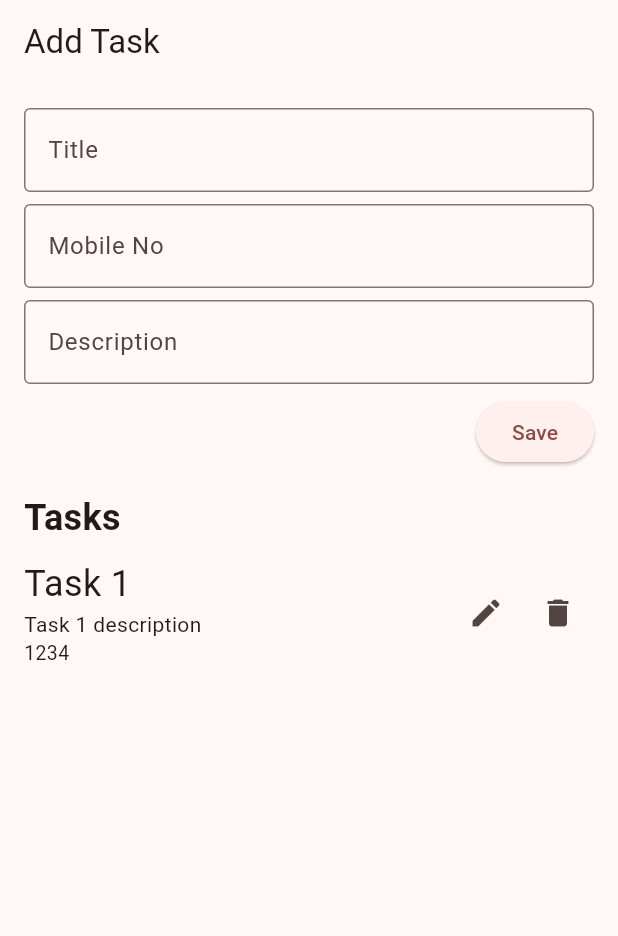
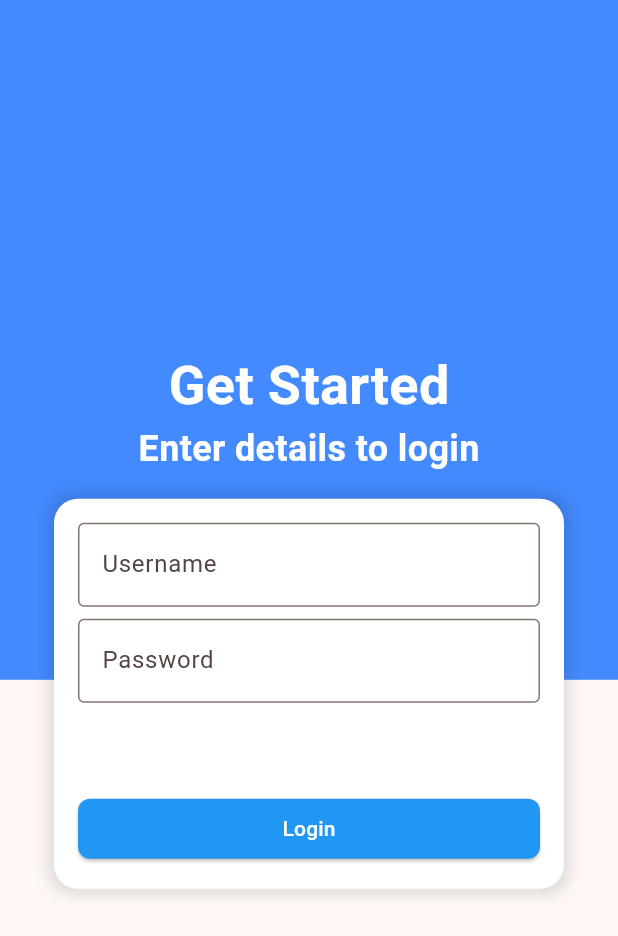
Before and after one commit to Sarrada/statefulwidget, a Flutter app: the screen it shows after launch, on a phone screen of 412 x 824 dp. Shown: the top 936 px of the screen. Run offline on Flutter 3.47's test engine with Material 3 defaults, Android fonts, the phone set to English and light mode, and no system bars.

Commit message:
login screen practice

```diff
--- a/lib/main.dart
+++ b/lib/main.dart
@@ -1,5 +1,5 @@
 import 'package:flutter/material.dart';
-import 'package:myapplication/screens/AddTask.dart';
+import 'package:myapplication/screens/LoginTask.dart';
 
 
 void main() {
@@ -18,7 +18,7 @@ class MyApp extends StatelessWidget {
         colorScheme: ColorScheme.fromSeed(seedColor: Colors.red),
         useMaterial3: true,
       ),
-      home: Addtask(),
+      home: Logintask(),
     );
   }
 }
--- /dev/null
+++ b/lib/screens/LoginTask.dart
@@ -0,0 +1,74 @@
+import 'package:flutter/material.dart';
+import 'package:myapplication/widgets/LoginForm.dart';
+
+class Logintask extends StatefulWidget {
+  @override
+  State<Logintask> createState() => _LogintaskState();
+}
+
+class _LogintaskState extends State<Logintask> {
+  @override
+  Widget build(BuildContext context) {
+    return Scaffold(
+      body: Container(
+        height: MediaQuery.of(context).size.height,
+        child: Stack(
+          children: [
+            Align(
+              alignment: Alignment.topCenter,
+              child: Container(
+                width: double.infinity,
+                color: Colors.blueAccent,
+                height: MediaQuery.of(context).size.height * .55,
+              ),
+            ),
+            Container(
+              height: double.infinity,
+              width: double.infinity,
+              padding: const EdgeInsets.symmetric(horizontal: 36),
+              alignment: Alignment.center,
+              child: Column(
+                mainAxisAlignment: MainAxisAlignment.center,
+                children: [
+                  Container(
+                    margin: const EdgeInsets.only(bottom: 16),
+                    child: const Column(
+                      children: [
+                        Text('Get Started',
+                            style: TextStyle(
+                                color: Colors.white,
+                                fontSize: 36,
+                                fontWeight: FontWeight.bold)),
+                        Text('Enter details to login',
+                            style: TextStyle(
+                                color: Colors.white,
+                                fontSize: 24,
+                                fontWeight: FontWeight.bold)),
+                      ],
+                    ),
+                  ),
+                  Container(
+                    height: 260,
+                    padding: const EdgeInsets.all(16),
+                    width: double.infinity,
+                    decoration: BoxDecoration(
+                        color: Colors.white,
+                        borderRadius: BorderRadius.circular(16),
+                        boxShadow: const [
+                          BoxShadow(
+                              color: Colors.black12,
+                              blurRadius: 8,
+                              spreadRadius: 4,
+                              blurStyle: BlurStyle.normal)
+                        ]),
+                    child: const Loginform(),
+                  )
+                ],
+              ),
+            )
+          ],
+        ),
+      ),
+    );
+  }
+}
--- /dev/null
+++ b/lib/widgets/LoginForm.dart
@@ -0,0 +1,98 @@
+import 'package:flutter/material.dart';
+
+class Loginform extends StatefulWidget {
+  const Loginform({super.key});
+
+  @override
+  State<Loginform> createState() => _LoginformState();
+}
+
+class _LoginformState extends State<Loginform> {
+  // form key is something like the id for the form
+  var _formkey = GlobalKey<FormState>();
+  // new way to associate input with variables
+  TextEditingController username = TextEditingController();
+  TextEditingController password = TextEditingController();
+
+  @override
+  Widget build(BuildContext context) {
+    return Form(
+      // the key declared is defined here
+      key: _formkey,
+      child: Column(
+        children: [
+          Expanded(
+            child: Column(
+              children: [
+                TextFormField(
+                  // controller is used to automatically update without
+                  // using setState
+                  controller: username,
+                  // validator function when return string means error
+                  // when null there is no error
+                  validator: (value) {
+                    if (value == null || value.isEmpty) {
+                      return 'Please enter your username';
+                    }
+                    return null;
+                  },
+                  decoration: const InputDecoration(
+                      label: Text('Username'), border: OutlineInputBorder()),
+                ),
+                Container(
+                  margin: const EdgeInsets.only(top: 8),
+                  child: TextFormField(
+                    // obsure text is for displaying dots instead of text
+                    obscureText: true,
+                    controller: password,
+                    validator: (value) {
+                      if (value == null || value.isEmpty) {
+                        return 'Please enter your password';
+                      }
+                      return null;
+                    },
+                    decoration: const InputDecoration(
+                        label: Text('Password'),
+                        border: OutlineInputBorder()),
+                  ),
+                ),
+              ],
+            ),
+          ),
+          Container(
+            width: double.infinity,
+            child: ElevatedButton(
+              onPressed: () {
+                // this initiates validation form the text input field inside the form
+                if(_formkey.currentState!.validate()){
+                  String message = "Failed";
+                  if(username.text == 'admin' && password.text == "admin"){
+                    message = "Success";
+                  }
+                  ScaffoldMessenger.of(context).showSnackBar(
+                    SnackBar(
+                      content: Text(
+                        message,
+                        style: const TextStyle(fontSize: 32),
+                      ),
+                    ),
+                  );
+                }
+              },
+              style: ElevatedButton.styleFrom(
+                backgroundColor: Colors.blue,
+                shape: RoundedRectangleBorder(
+                  borderRadius: BorderRadius.circular(8),
+                ),
+              ),
+              child: const Text(
+                'Login',
+                style: TextStyle(color: Colors.white),
+              ),
+            ),
+          )
+        ],
+      ),
+    );
+  }
+}
```
